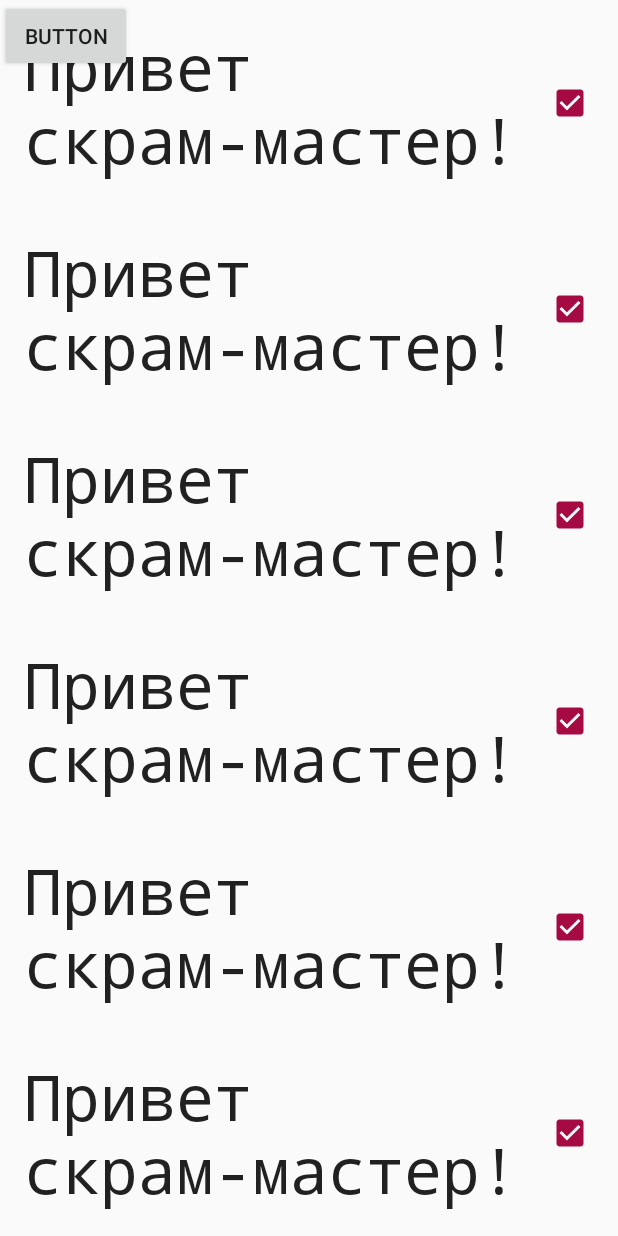
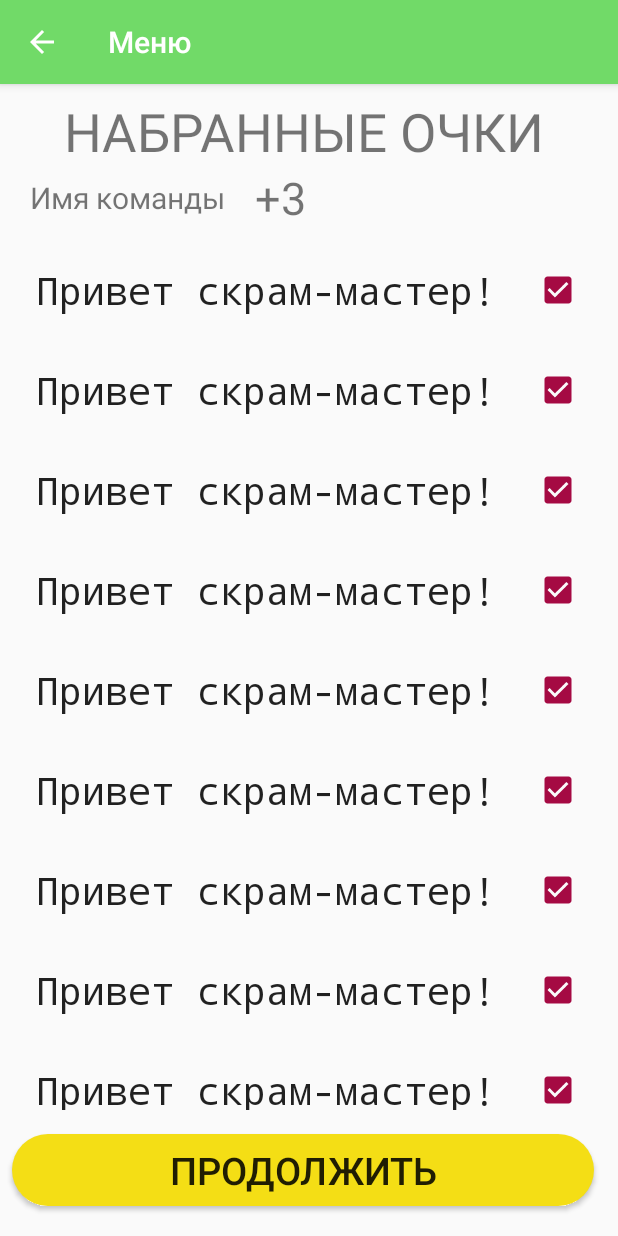
Before and after one commit to kewbr/talking_crocodile, an Android app: the Round screen opened directly, with no data from a screen before it, on a phone screen of 412 x 824 dp. Run offline under Robolectric (Android 15) with nearby library versions, the phone set to English and light mode, and no system bars; Roboto replaces fonts that are not available here.

Commit message:
constraints fixed

```diff
--- a/Source code/app/src/main/AndroidManifest.xml
+++ b/Source code/app/src/main/AndroidManifest.xml
@@ -16,10 +16,6 @@
             android:name=".View.GameView"
             android:label="Болтливый крокодил"
             android:screenOrientation="portrait"></activity>
-        <activity
-            android:name=".View.Round"
-            android:screenOrientation="portrait"
-            android:theme="@style/AppTheme.NoActionBar"></activity>
         <activity
             android:name=".View.PositionActivity"
             android:screenOrientation="portrait"></activity>
@@ -47,6 +43,11 @@
             android:label="Правила"
             android:parentActivityName=".View.MainMenu"
             android:screenOrientation="portrait" />
+        <activity
+            android:name=".View.Round"
+            android:screenOrientation="portrait"
+            android:label="Меню"
+            android:parentActivityName=".View.MainMenu"></activity>
     </application>
 
 </manifest>
--- a/Source code/app/src/main/res/layout/round_view.xml
+++ b/Source code/app/src/main/res/layout/round_view.xml
@@ -1,36 +1,93 @@
 <?xml version="1.0" encoding="utf-8"?>
 <android.support.constraint.ConstraintLayout xmlns:android="http://schemas.android.com/apk/res/android"
+    xmlns:app="http://schemas.android.com/apk/res-auto"
     xmlns:tools="http://schemas.android.com/tools"
+    android:id="@+id/constraintLayout"
     android:layout_width="match_parent"
-    android:layout_height="match_parent"
-    android:id="@+id/frameLayout">
+    android:layout_height="match_parent">
 
-    <TextView
-        android:id="@+id/wordsCorrectRecognized"
-        android:layout_width="wrap_content"
+    <LinearLayout
+        android:id="@+id/linearLayout2"
+        android:layout_width="match_parent"
         android:layout_height="wrap_content"
-        tools:layout_conversion_absoluteHeight="19dp"
-        tools:layout_editor_absoluteY="0dp"
-        tools:layout_editor_absoluteX="0dp"
-        tools:layout_conversion_absoluteWidth="411dp"></TextView>
+        android:layout_marginEnd="8dp"
+        android:orientation="vertical"
+        android:paddingTop="8dp"
+        app:layout_constraintEnd_toEndOf="parent"
+        app:layout_constraintStart_toStartOf="parent"
+        app:layout_constraintTop_toTopOf="parent">
+
+        <TextView
+            android:id="@+id/countTextView"
+            android:layout_width="match_parent"
+            android:layout_height="wrap_content"
+            android:text="НАБРАННЫЕ ОЧКИ"
+            android:textAlignment="center"
+            android:textSize="35sp"
+            tools:layout_conversion_absoluteHeight="19dp"
+            tools:layout_conversion_absoluteWidth="411dp"
+            tools:layout_editor_absoluteX="30dp"
+            tools:layout_editor_absoluteY="37dp"></TextView>
+
+        <LinearLayout
+            android:id="@+id/continueTextView"
+            android:layout_width="match_parent"
+            android:layout_height="match_parent"
+            android:orientation="horizontal">
+
+            <TextView
+                android:id="@+id/comandNameTextView"
+                android:layout_width="wrap_content"
+                android:layout_height="wrap_content"
+                android:layout_gravity="center_vertical|start"
+                android:layout_marginLeft="20dp"
+                android:layout_marginRight="20dp"
+                android:text="Имя команды"
+                android:textSize="20sp"
+                tools:layout_editor_absoluteX="30dp"
+                tools:layout_editor_absoluteY="78dp" />
+
+            <TextView
+                android:id="@+id/currentCountTextView"
+                android:layout_width="wrap_content"
+                android:layout_height="wrap_content"
+                android:layout_gravity="center_vertical|end"
+                android:text="@string/_3"
+                android:textSize="30sp"
+                tools:layout_editor_absoluteX="271dp"
+                tools:layout_editor_absoluteY="78dp" />
+        </LinearLayout>
+
+    </LinearLayout>
+
+    <Button
+        android:id="@+id/continueButton"
+        android:layout_width="0dp"
+        android:layout_height="wrap_content"
+        android:layout_marginStart="8dp"
+        android:layout_marginEnd="8dp"
+        android:layout_marginBottom="20dp"
+        android:background="@drawable/rounded_button"
+        android:text="@string/continueTextView"
+        android:textSize="25sp"
+        app:layout_constraintBottom_toBottomOf="parent"
+        app:layout_constraintEnd_toEndOf="@+id/linearLayout2"
+        app:layout_constraintStart_toStartOf="@+id/linearLayout2"
+        tools:layout_conversion_absoluteHeight="48dp"
+        tools:layout_conversion_absoluteWidth="88dp" />
 
     <android.support.v7.widget.RecyclerView
         android:id="@+id/wordsRecyclerView"
-        android:layout_width="wrap_content"
-        android:layout_height="wrap_content"
+        android:layout_width="match_parent"
+        android:layout_height="0dp"
+        android:layout_marginBottom="8dp"
+        android:padding="8dp"
+        app:layout_constraintBottom_toTopOf="@+id/continueButton"
+        app:layout_constraintTop_toBottomOf="@+id/linearLayout2"
         tools:layout_conversion_absoluteHeight="673dp"
-        tools:layout_editor_absoluteY="0dp"
-        tools:layout_editor_absoluteX="0dp"
-        tools:layout_conversion_absoluteWidth="411dp"></android.support.v7.widget.RecyclerView>
+        tools:layout_conversion_absoluteWidth="411dp"
+        tools:layout_editor_absoluteX="51dp">
 
-    <Button
-        android:id="@+id/button"
-        android:layout_width="wrap_content"
-        android:layout_height="wrap_content"
-        android:text="Button"
-        tools:layout_conversion_absoluteHeight="48dp"
-        tools:layout_editor_absoluteY="0dp"
-        tools:layout_editor_absoluteX="0dp"
-        tools:layout_conversion_absoluteWidth="88dp" />
+    </android.support.v7.widget.RecyclerView>
 
 </android.support.constraint.ConstraintLayout>
--- a/Source code/app/src/main/res/layout/word_check_cell.xml
+++ b/Source code/app/src/main/res/layout/word_check_cell.xml
@@ -10,7 +10,7 @@
         android:layout_height="wrap_content"
         android:layout_gravity="center_vertical|start"
         android:fontFamily="monospace"
-        android:textSize="42sp"
+        android:textSize="25sp"
         />
 
     <CheckBox
--- a/Source code/app/src/main/res/values/strings.xml
+++ b/Source code/app/src/main/res/values/strings.xml
@@ -17,4 +17,6 @@
     <string name="rewardImageView">TODO</string>
     <string name="winnerImageView">TODO</string>
     <string name="circle">circle</string>
+    <string name="continueTextView">ПРОДОЛЖИТЬ</string>
+    <string name="_3">+3</string>
 </resources>
```
